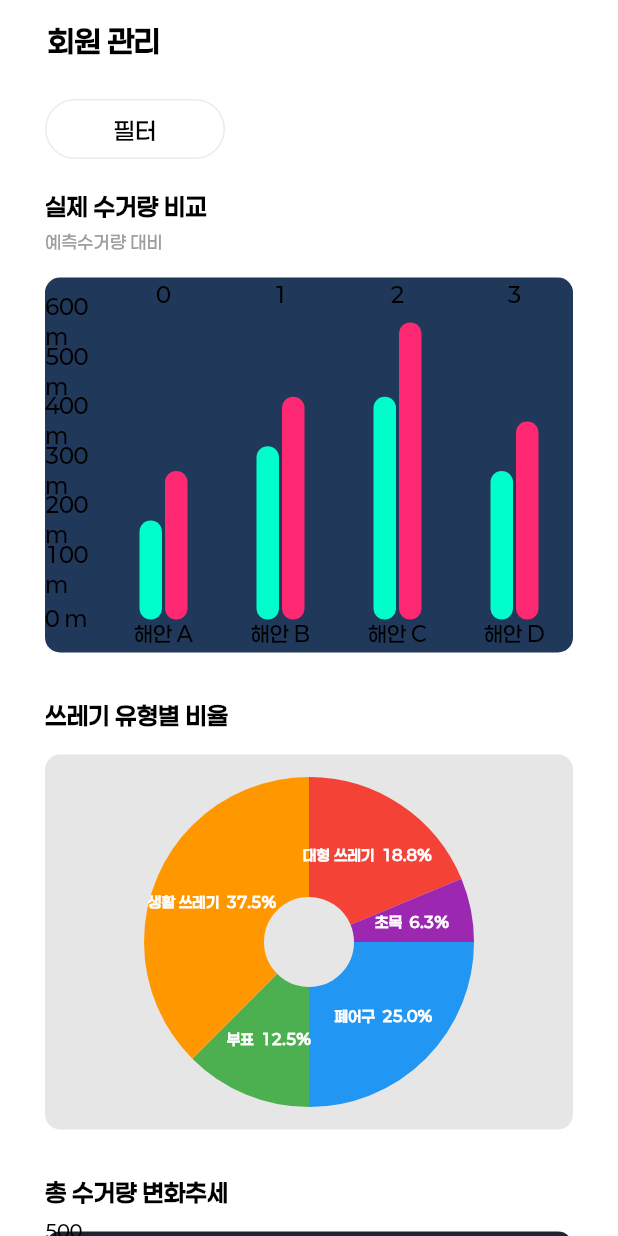
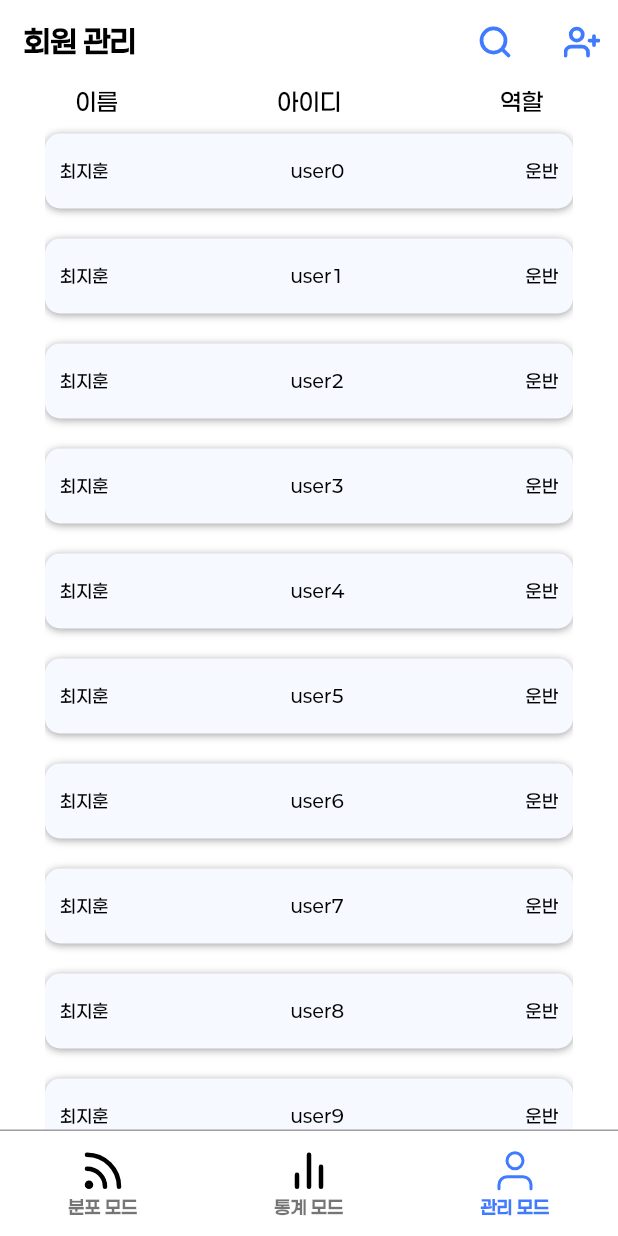
Before and after one commit to Hongjunior/SeaGuard_front, a Flutter app: the Admin screen opened directly, on a phone screen of 412 x 824 dp. Run offline on Flutter 3.47's test engine with Material 3 defaults, Android fonts, the phone set to English and light mode, and no system bars; drawn by our look-alikes of fl_chart; our stand-ins replace flutter_svg.

Commit message:
중간PUSH

```diff
--- a/lib/admin_mode/admin.dart
+++ b/lib/admin_mode/admin.dart
@@ -1,8 +1,7 @@
 import 'package:flutter/material.dart';
-import '../filter.dart';
-import 'chart/graph1.dart';
-import 'chart/graph2.dart';
-import 'chart/graph3.dart';
+import 'package:flutter_svg/flutter_svg.dart';
+import 'dart:math'; // 랜덤 기능을 위한 import
+import 'admin_navigator.dart';
 
 class Admin extends StatefulWidget {
   const Admin({super.key});
@@ -12,8 +11,25 @@ class Admin extends StatefulWidget {
 }
 
 class AdminState extends State<Admin> {
-  String selectedDistrict = '필터'; // 기본 텍스트
-  String? selectedPeriod; // 기간 선택을 위한 변수 추가
+  bool isSearchActive = false; // 검색창 활성화 여부
+  TextEditingController searchController = TextEditingController();
+
+  final List<String> names = [
+    '김철수',
+    '이영희',
+    '박민수',
+    '정하나',
+    '최지훈',
+    '이수정',
+    '강태우',
+    '박상희',
+  ]; // 예시 한글 이름 목록
+
+  final List<String> roles = [
+    '청소',
+    '조사',
+    '운반',
+  ]; // 역할 목록
 
   @override
   Widget build(BuildContext context) {
@@ -23,175 +39,178 @@ class AdminState extends State<Admin> {
         automaticallyImplyLeading: false,
         backgroundColor: Colors.transparent,
         elevation: 0,
-        title: const Padding(
-          padding: EdgeInsets.only(left: 16.0),
-          child: Text(
+        title: Row(
+          children: [
+            const Text(
               '회원 관리',
               style: TextStyle(
                 fontSize: 20,
-              color: Colors.black,
                 fontWeight: FontWeight.w700,
               ),
             ),
-        ),
-      ),
-      body: SingleChildScrollView(
-        padding: const EdgeInsets.symmetric(horizontal: 30),
-        child: Column(
-          crossAxisAlignment: CrossAxisAlignment.start,
-          children: [
-            const SizedBox(height: 10),
-            Align(
-              alignment: Alignment.centerLeft,
-              child: Row(
-                children: [
-                  Container(
-                    width: 120,
-                    height: 40, // 고정 세로 크기
-                    decoration: BoxDecoration(
-                      borderRadius: BorderRadius.circular(30),
-                      border: Border.all(
-                        color: const Color(0XFFEBEBEB),
-                        width: 1,
-                      ),
-                    ),
-                    child: TextButton(
+            const Spacer(), // 회원 관리 글자와 검색창 사이의 간격 유지
+            if (isSearchActive)
+              SizedBox(
+                width: 280, // 검색창의 너비를 고정
+                height: 50, // 검색창의 높이를 고정
+                child: TextField(
+                  controller: searchController,
+                  autofocus: true,
+                  decoration: InputDecoration(
+                    hintText: "이름/아이디 검색",
+                    prefixIcon: const Icon(Icons.search),
+                    suffixIcon: IconButton(
+                      icon: const Icon(Icons.clear),
                       onPressed: () {
-                        showGeneralDialog(
-                          context: context,
-                          barrierDismissible: true,
-                          barrierLabel: '필터 설정',
-                          pageBuilder: (context, anim1, anim2) {
-                            return Center(
-                              child: SizedBox(
-                                width: MediaQuery.of(context)
-                                    .size
-                                    .width, // 가로 100%
-                                height: 410,
-                                child: FilterWidget(
-                                  onDistrictSelected: (district) {
                         setState(() {
-                                      selectedDistrict =
-                                          district; // 선택된 지역 업데이트
+                          searchController.clear();
+                          isSearchActive = false; // 검색창 닫기
                         });
                       },
-                                  onPeriodSelected: (period) {
-                                    setState(() {
-                                      // 선택된 기간 업데이트
-                                      selectedPeriod = period;
-                                    });
-                                  },
-                                ), // 필터 위젯 호출
                     ),
-                            );
-                          },
-                          transitionBuilder: (context, anim1, anim2, child) {
-                            return SlideTransition(
-                              position: Tween<Offset>(
-                                      begin: const Offset(0, -1),
-                                      end: Offset.zero)
-                                  .animate(anim1),
-                              child: child,
-                            );
-                          },
-                          transitionDuration: const Duration(milliseconds: 300),
-                        );
-                      },
-                      child: Center(
-                        child: Text(
-                          selectedDistrict, // 선택된 지역 텍스트 표시
-                          style: const TextStyle(
-                            fontSize: 16,
-                            color: Colors.black,
-                          ),
-                        ),
-                      ),
-                    ),
-                  ),
-                  const SizedBox(width: 10),
-                  if (selectedPeriod != null) // 선택된 기간이 있을 경우에만 표시
-                    GestureDetector(
-                      onTap: () {
-                        setState(() {
-                          selectedPeriod = null; // 기간을 선택 해제
-                        });
-                      },
-                      child: Container(
-                        height: 40, // 고정 세로 크기
-                        padding: const EdgeInsets.symmetric(horizontal: 23),
-                        decoration: BoxDecoration(
-                          borderRadius: BorderRadius.circular(30),
-                          border: Border.all(
-                            color: const Color(0XFFEBEBEB),
-                            width: 1,
-                          ),
-                          color: Colors.white,
-                        ),
-                        child: Center(
-                          child: Text(
-                            selectedPeriod!, // 선택된 기간 텍스트 표시
-                            style: const TextStyle(fontSize: 16),
+                    filled: true,
+                    fillColor: const Color(0xFFF6F9FF),
+                    border: OutlineInputBorder(
+                      borderRadius: BorderRadius.circular(20),
+                      borderSide: BorderSide.none,
                     ),
                   ),
                 ),
               ),
           ],
         ),
-            ),
-            const SizedBox(height: 20),
-            const Text(
-              '실제 수거량 비교',
-              style: TextStyle(
-                fontSize: 16,
-                fontWeight: FontWeight.bold,
+        actions: [
+          if (!isSearchActive)
+            IconButton(
+              onPressed: () {
+                setState(() {
+                  isSearchActive = true; // 검색창 활성화
+                });
+              },
+              icon: SvgPicture.asset(
+                'assets/icons/search2.svg',
               ),
             ),
-            const SizedBox(height: 4),
-            const Text(
-              '예측수거량 대비',
-              style: TextStyle(
-                fontSize: 12,
-                color: Colors.grey,
+          const SizedBox(width: 10), // 두 아이콘 사이 간격
+          IconButton(
+            onPressed: () {
+              // 사용자 추가 기능을 추가할 곳
+            },
+            icon: SvgPicture.asset(
+              'assets/icons/user_plus.svg',
             ),
           ),
-            const SizedBox(height: 15),
-            SizedBox(
-              width: 395,
-              height: 250,
-              child: const Graph1(),
+        ],
       ),
-            const SizedBox(height: 30),
-            const Text(
-              '쓰레기 유형별 비율',
+      body: Padding(
+        padding: const EdgeInsets.symmetric(horizontal: 30),
+        child: ListView.builder(
+          itemCount: 21, // 첫 번째 항목 + 랜덤 항목 20개
+          itemBuilder: (context, index) {
+            if (index == 0) {
+              // 첫 번째 항목: 제목
+              return const Padding(
+                padding: EdgeInsets.only(bottom: 10),
+                child: Row(
+                  mainAxisAlignment: MainAxisAlignment.spaceBetween,
+                  children: [
+                    Padding(
+                      padding: EdgeInsets.only(left: 20),
+                      child: Text(
+                        '이름', // 왼쪽: 이름
                         style: TextStyle(
-                fontSize: 16,
-                fontWeight: FontWeight.bold,
+                          fontSize: 16, // 글씨 크기 16
+                          fontWeight: FontWeight.w600, // 폰트 웨이트 600
+                          color: Colors.black,
                         ),
                       ),
-            const SizedBox(height: 15),
-            SizedBox(
-              width: 395,
-              height: 250,
-              child: const Graph2(),
                     ),
-            const SizedBox(height: 30),
-            const Text(
-              '총 수거량 변화추세',
+                    Text(
+                      '아이디', // 가운데: 아이디
                       style: TextStyle(
-                fontSize: 16,
-                fontWeight: FontWeight.bold,
+                        fontSize: 16, // 글씨 크기 16
+                        fontWeight: FontWeight.w600, // 폰트 웨이트 600
+                        color: Colors.black,
                       ),
                     ),
-            const SizedBox(height: 15),
-            SizedBox(
-              width: 395,
-              height: 250,
-              child: const Graph3(),
+                    Padding(
+                      padding: EdgeInsets.only(right: 20),
+                      child: Text(
+                        '역할', // 오른쪽: 역할
+                        style: TextStyle(
+                          fontSize: 16, // 글씨 크기 16
+                          fontWeight: FontWeight.w600, // 폰트 웨이트 600
+                          color: Colors.black,
                         ),
-            const SizedBox(height: 30),
+                      ),
+                    ),
                   ],
+                ),
+              );
+            } else {
+              // 랜덤 항목
+              final random = Random();
+              final name = names[random.nextInt(names.length)];
+              final id = 'user${index - 1}'; // 예시 영어 아이디
+              final role = roles[random.nextInt(roles.length)];
+
+              return Padding(
+                padding: const EdgeInsets.only(bottom: 20),
+                child: Align(
+                  child: Container(
+                    width: 370, // 가로 350
+                    height: 50, // 세로 40
+                    decoration: BoxDecoration(
+                      color: const Color(0xFFF6F9FF), // 배경색 F6F9FF
+                      borderRadius: BorderRadius.circular(10), // 둥글기 10
+                      boxShadow: const [
+                        BoxShadow(
+                          color: Colors.grey, // 그림자 색상
+                          blurRadius: 4, // 흐림 정도
+                          offset: Offset(0, 1), // 그림자의 위치
+                        ),
+                      ],
+                    ),
+                    child: Row(
+                      mainAxisAlignment: MainAxisAlignment.spaceBetween,
+                      children: [
+                        Padding(
+                          padding: const EdgeInsets.only(left: 10),
+                          child: Text(
+                            name, // 랜덤 이름
+                            style: const TextStyle(
+                              fontSize: 12, // 글씨 크기 12
+                              color: Colors.black,
+                            ),
+                          ),
+                        ),
+                        Text(
+                          id, // 랜덤 아이디
+                          style: const TextStyle(
+                            fontSize: 12, // 글씨 크기 12
+                            color: Colors.black,
+                          ),
+                        ),
+                        Padding(
+                          padding: const EdgeInsets.only(right: 10),
+                          child: Text(
+                            role, // 랜덤 역할
+                            style: const TextStyle(
+                              fontSize: 12, // 글씨 크기 12
+                              color: Colors.black,
+                            ),
+                          ),
+                        ),
+                      ],
+                    ),
                   ),
                 ),
               );
             }
+          },
+        ),
+      ),
+      bottomNavigationBar: const AdminNavigator(currentIndex: 2),
+    );
   }
+}
--- a/lib/admin_mode/distribution.dart
+++ b/lib/admin_mode/distribution.dart
@@ -1,4 +1,5 @@
 import 'package:flutter/material.dart';
+import 'admin_navigator.dart';
 import '../filter.dart';
 import 'chart/graph1.dart';
 import 'chart/graph2.dart';
@@ -192,6 +193,7 @@ class DistributionState extends State<Distribution> {
           ],
         ),
       ),
+      bottomNavigationBar: const AdminNavigator(currentIndex: 1),
     );
   }
 }
--- a/lib/admin_mode/statistics.dart
+++ b/lib/admin_mode/statistics.dart
@@ -1,4 +1,5 @@
 import 'package:flutter/material.dart';
+import 'admin_navigator.dart';
 import '../filter.dart';
 import 'chart/graph1.dart';
 import 'chart/graph2.dart';
@@ -192,6 +193,7 @@ class StatisticsState extends State<Statistics> {
           ],
         ),
       ),
+      bottomNavigationBar: const AdminNavigator(currentIndex: 0),
     );
   }
 }
```
Also changed, not shown: lib/login.dart (+74 -15 lines), lib/main.dart (+47 -20 lines), pubspec.yaml (+8 -2 lines), assets/icons/search2.svg (added), assets/icons/user_plus.svg (added), assets/images/logo.svg (added), pubspec.lock, 23 other files. Lines whose indentation alone changed are shown as unchanged.
